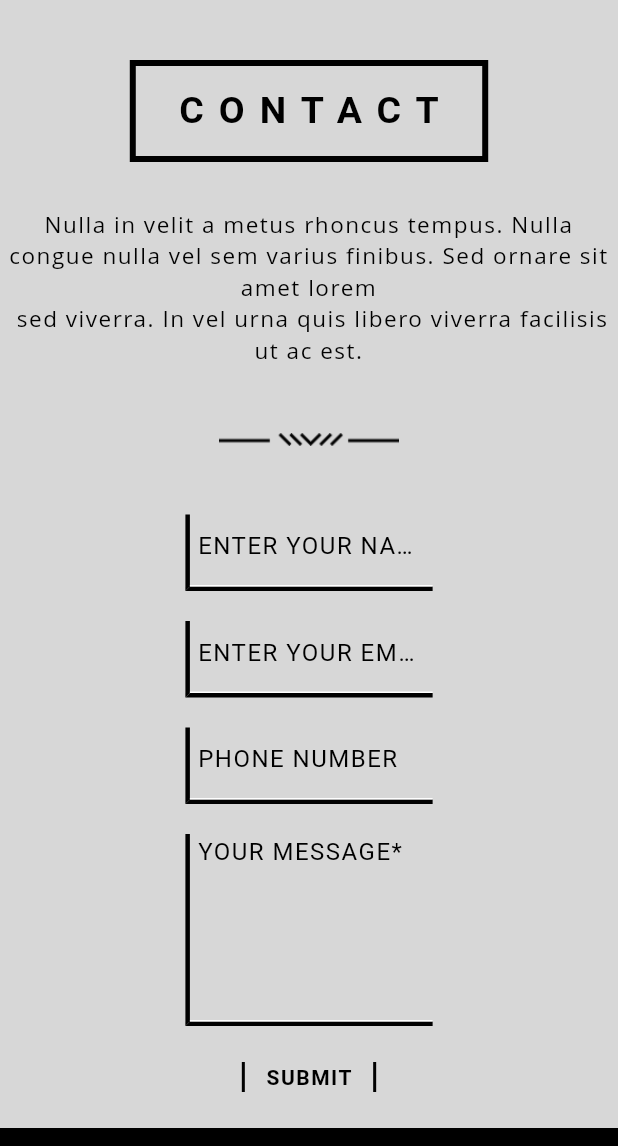
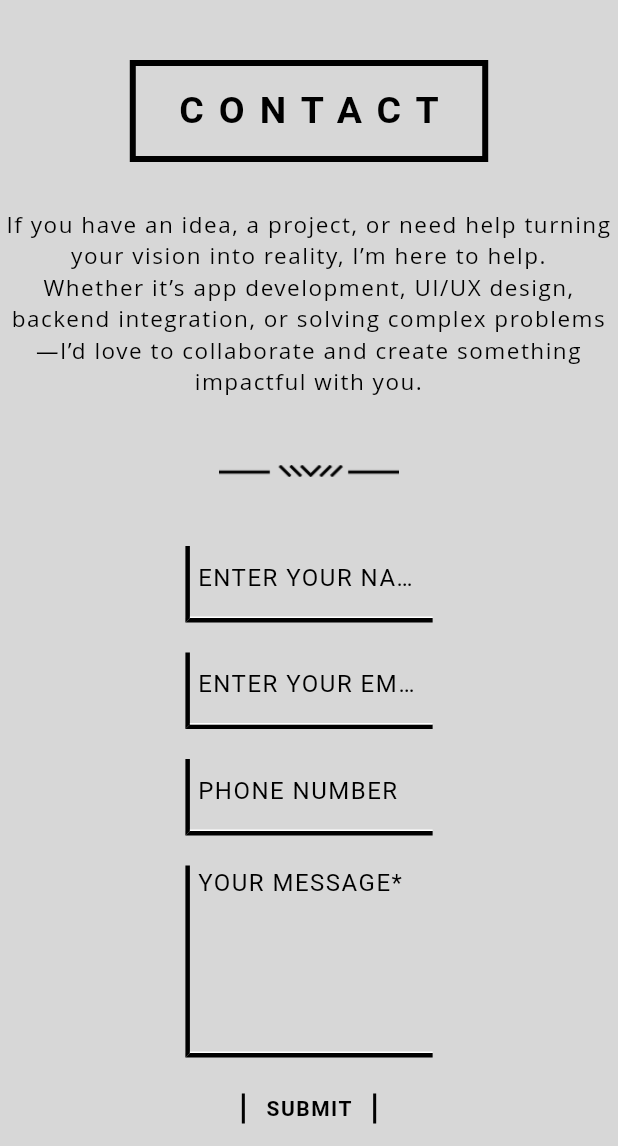
Before and after one commit to ThakurSahabNri/atmadarsh, a Flutter app: the screen it shows after launch, after a tap on "Skills", after a tap on "Portfolio", after a tap on "CONTACT ME", on a phone screen of 412 x 824 dp, the part 90-1236 px from its top. Run offline on Flutter 3.47's test engine with Material 3 defaults, Android fonts, the phone set to English and light mode, and no system bars; Roboto replaces fonts that are missing (Montserrat, Open Sans).

Commit message:
SCRUM-4 Contact Me Section, added links and validation n fields and trigger send email through mailto

```diff
--- a/lib/presentation/screens/contact_me_page.dart
+++ b/lib/presentation/screens/contact_me_page.dart
@@ -5,17 +5,28 @@ import 'package:atmadarsh/core/theme/app_colors.dart';
 import 'package:atmadarsh/presentation/widgets/text_editing_control.dart';
 import 'package:url_launcher/url_launcher.dart';
 
-class ContactMePage extends StatelessWidget{
-   ContactMePage({super.key});
+class ContactMePage extends StatefulWidget {
+  const ContactMePage({super.key});
+
+  @override
+  State<ContactMePage> createState() => _ContactMePageState();
+}
+
+class _ContactMePageState extends State<ContactMePage> {
    TextEditingController nameTextEditingController=TextEditingController();
    TextEditingController emailTextEditingController=TextEditingController();
    TextEditingController numberTextEditingController=TextEditingController();
    TextEditingController messageTextEditingController=TextEditingController();
    final ScrollController _scrollController = ScrollController();
 
+   String? nameError;
+   String? emailError;
+   String? numberError;
+   String? messageError;
+
   @override
   Widget build(BuildContext context){
-    String aboutMe="Nulla in velit a metus rhoncus tempus. Nulla congue nulla vel sem varius finibus. Sed ornare sit amet lorem\n sed viverra. In vel urna quis libero viverra facilisis ut ac est.";
+    String aboutMe="If you have an idea, a project, or need help turning your vision into reality, I’m here to help.\nWhether it’s app development, UI/UX design, backend integration, or solving complex problems—I’d love to collaborate and create something impactful with you.";
     return SingleChildScrollView(
         child: Center(
             child:Column(
@@ -44,7 +55,24 @@ class ContactMePage extends StatelessWidget{
               SizedBox(height: 24,),
 
              GestureDetector(
-               onTap: (){},
+               onTap: (){
+                 setState(() {
+                   nameError = nameTextEditingController.text.isEmpty ? "Name is required" : null;
+                   emailError = emailTextEditingController.text.isEmpty
+                       ? "Email is required"
+                       : (!_isValidEmail(emailTextEditingController.text) ? "Invalid email" : null);
+                   numberError = numberTextEditingController.text.isNotEmpty &&
+                       !_isValidMobile(numberTextEditingController.text)
+                       ? "Invalid mobile number":
+                   numberTextEditingController.text.length>10?"Only 10 digits are allowed"
+                       : null;
+                   messageError = messageTextEditingController.text.isEmpty ? "Message is required" : null;
+                 });
+
+                 if(nameError == null && emailError == null && messageError == null){
+                   _onSubmitted();
+                 }
+               },
                child: Container(
                  decoration: BoxDecoration(
                      border: Border(
@@ -83,6 +111,7 @@ class ContactMePage extends StatelessWidget{
           textType: "Text",
           isMandatory: true,
           hintText: "ENTER YOUR NAME*",
+          errorText: nameError,
         ),
 
         SizedBox(height: 20,),
@@ -93,6 +122,7 @@ class ContactMePage extends StatelessWidget{
           textType: "Email",
           isMandatory: true,
           hintText: "ENTER YOUR EMAIL*",
+          errorText: emailError,
         ),
 
         SizedBox(height: 20,),
@@ -103,6 +133,7 @@ class ContactMePage extends StatelessWidget{
           textType: "Number",
           isMandatory: false,
           hintText: "PHONE NUMBER",
+          errorText: numberError,
         ),
         //
         SizedBox(height: 20,),
@@ -112,6 +143,7 @@ class ContactMePage extends StatelessWidget{
           maxLine: 5,
           isMandatory: true,
           hintText: "YOUR MESSAGE*",
+          errorText: messageError,
         ),
       ],
     );
@@ -163,12 +195,12 @@ class ContactMePage extends StatelessWidget{
            children: [
              _socialLink(
                "GitHub",
-               "https://github.com/yourusername",
+               "https://github.com/ThakurSahabNri",
                Icons.code,
              ),
              _socialLink(
                "LinkedIn",
-               "https://linkedin.com/in/yourusername",
+               "https://linkedin.com/in/manoj-kumar-968b4123a",
                Icons.link,
              ),
              _socialLink(
@@ -178,7 +210,7 @@ class ContactMePage extends StatelessWidget{
              ),
              _socialLink(
                "Email",
-               "mailto:youremail@example.com",
+               "mailto:manothakur2001@gmail.com",
                Icons.mail,
              ),
            ],
@@ -226,4 +258,34 @@ class ContactMePage extends StatelessWidget{
      }
    }
 
+   Future<void> _onSubmitted() async {
+     String name = nameTextEditingController.text;
+     String email = emailTextEditingController.text;
+     String number = numberTextEditingController.text;
+     String message = messageTextEditingController.text;
+
+     final subject = Uri.encodeComponent("New Contact Message from $name");
+     final body = Uri.encodeComponent("""
+          Name: $name
+          Email: $email
+          Phone: $number
+
+          Message:
+          $message
+          """);
+     final mailUrl = "mailto:manothakur2001@gmail.com?subject=$subject&body=$body";
+     final uri = Uri.parse(mailUrl);
+     if (await canLaunchUrl(uri)) {
+       await launchUrl(uri);
+     }
+   }
+
+   bool _isValidEmail(String email){
+     return RegExp(r"^[\w-\.]+@([\w-]+\.)+[\w-]{2,4}$").hasMatch(email);
+   }
+
+   bool _isValidMobile(String number) {
+     return RegExp(r'^\+?[0-9]{10,15}$').hasMatch(number);
+   }
+
 }
--- a/lib/presentation/widgets/text_editing_control.dart
+++ b/lib/presentation/widgets/text_editing_control.dart
@@ -11,15 +11,19 @@ class TextEditingControl extends StatefulWidget {
   final bool expend;
   final TextEditingController? textEditingController;
   final String? errorText;
+  final void Function(String)? onSubmitted;
+  final int? maxLength;
 
   const TextEditingControl({super.key,
     this.maxLine=1,
+    this.maxLength,
     this.hintText,
     this.textType,
     this.isMandatory=false,
     this.expend=false,
     this.textEditingController,
-    this.errorText
+    this.errorText,
+    this.onSubmitted
 });
 
   @override
@@ -36,11 +40,17 @@ class _TextEditingControl extends State<TextEditingControl>{
   }
 
   @override
-  Widget build(BuildContext buildContext){
-    return Container(
-      width: MediaQuery.of(context).size.width*0.4,
+  Widget build(BuildContext buildContext) {
+    final bool hasError =
+        widget.errorText != null && widget.errorText!.isNotEmpty;
+    return SizedBox(
+      width: MediaQuery.of(context).size.width * 0.4,
+      child: Column(
+        crossAxisAlignment: CrossAxisAlignment.start,
+        children: [
+          Container(
               decoration: BoxDecoration(
-        border:const Border(
+                border: const Border(
                   left: BorderSide(
                     color: AppColors.primaryBlack,
                     width: 3,
@@ -51,28 +61,48 @@ class _TextEditingControl extends State<TextEditingControl>{
                   ),
                 ),
               ),
-      child:TextField(
+              child: TextField(
                 decoration: InputDecoration(
                     hintText: widget.hintText,
                     hintStyle: TextStyles(
                       textColor: AppColors.textBlack,
                       fontSize: 16,
                     ).getRegularStyle(),
-              contentPadding: EdgeInsets.only(left: 5,bottom: 5,right: 5),
-            errorText: widget.errorText,
+                    contentPadding: EdgeInsets.only(
+                        left: 5, bottom: 5, right: 5),
+                    // errorText: widget.errorText,
                 ),
                 keyboardType: _getInputType(),
-          controller:_textEditingController,
+                controller: _textEditingController,
                 focusNode: null,
                 style: TextStyles(fontSize: 16).getBoldStyle(),
                 cursorColor: AppColors.textBlack,
-          maxLines: widget.expend? null:widget.maxLine,
+                maxLines: widget.expend ? null : widget.maxLine,
+                maxLength: widget.maxLength,
                 expands: widget.expend,
+                onSubmitted: (value) {
+                  widget.onSubmitted;
+                },
                 // scrollPadding: const EdgeInsets.all(10.0),
               )
+          ),
+
+          ///ERROR TEXT (below border)
+          if (hasError)
+          Padding(
+            padding: const EdgeInsets.only(top: 6, left: 6),
+            child: Text(
+              widget.errorText!,
+              style: TextStyles(
+                textColor: Colors.red,
+                fontSize: 12,
+              ).getMediumStyle(),
+            ),
+          ),
+        ],
+      ),
 
     );
-
   }
 
   TextInputType? _getInputType(){
--- a/pubspec.yaml
+++ b/pubspec.yaml
@@ -38,6 +38,10 @@ dependencies:
   device_info_plus: 12.2.0
   url_launcher: 6.3.2
   flutter_bloc: ^9.1.1
+  firebase_core: 4.2.1
+  firebase_auth: 6.1.2
+  cloud_firestore: 6.1.0
+  firebase_storage: 13.0.4
 
 dev_dependencies:
   flutter_test:
```
Lines whose indentation alone changed are shown as unchanged.
